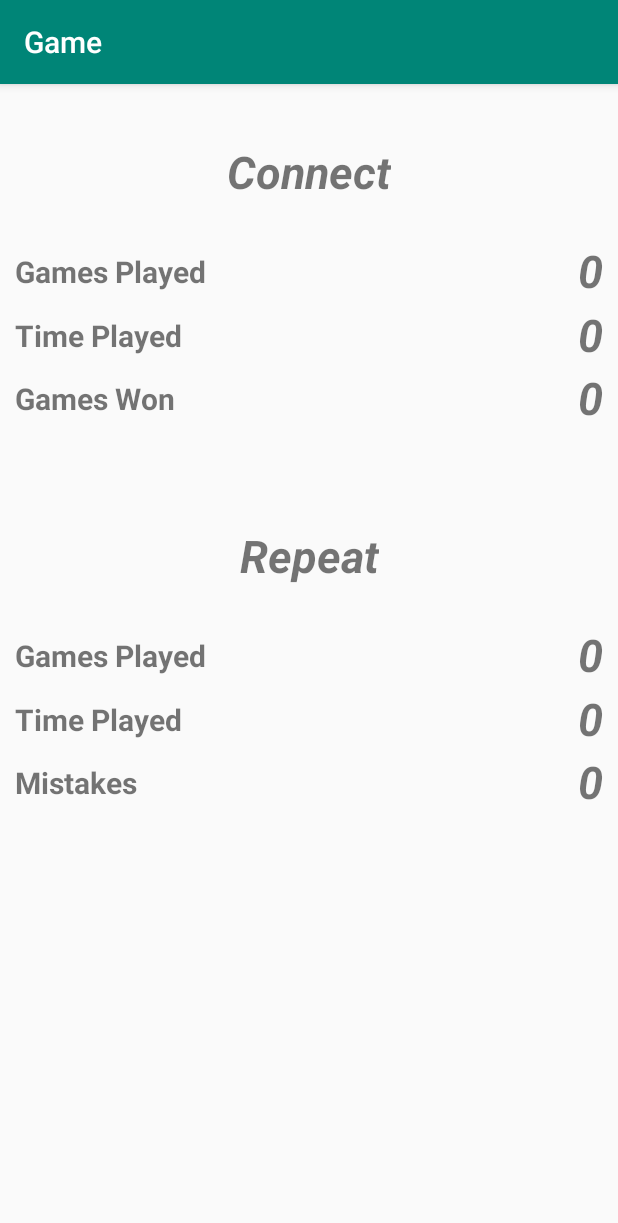
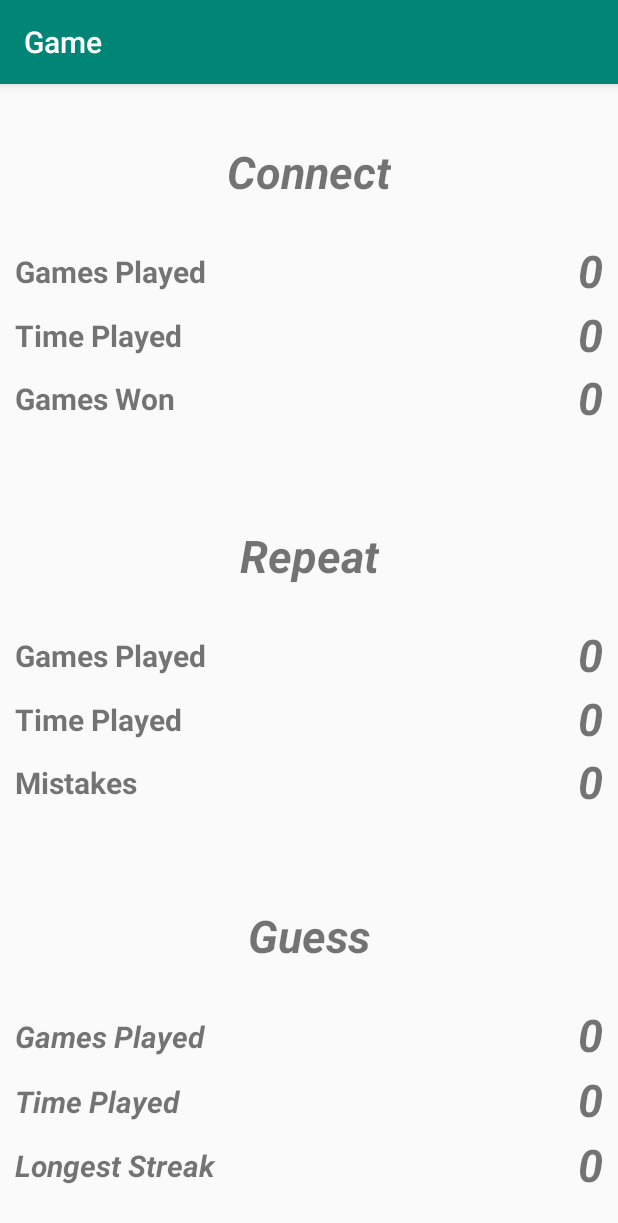
Before and after one commit to AdiThakur/phase, an Android app: the StatsActivity screen opened directly, with no data from a screen before it, on a phone screen of 412 x 824 dp. Shown: the top 1223 px of the screen. Run offline under Robolectric (Android 15) with nearby library versions, the phone set to English and light mode, and no system bars; 9 statements that could not run were skipped.

Commit message:
"Finished stats activity and corresponding layout file to display current user's relevant stats for each game."

```diff
--- a/phase1/Game/app/src/main/java/com/example/game/StatsActivity.java
+++ b/phase1/Game/app/src/main/java/com/example/game/StatsActivity.java
@@ -25,7 +25,7 @@ public class StatsActivity extends AppCompatActivity {
         TextView connectGamesWon = findViewById(R.id.connectGamesWon);
         connectGamesWon.setText(user.connectStats.getGamesWon() + "");
 
-        // Match Stats
+        // Repeat Stats
         TextView repeatGamesPlayed = findViewById(R.id.repeatGamesPlayed);
         repeatGamesPlayed.setText(user.matchStats.getGamesPlayed()+ "");
         TextView repeatTimePlayed = findViewById(R.id.repeatTimePlayed);
@@ -33,5 +33,13 @@ public class StatsActivity extends AppCompatActivity {
         TextView repeatMistakes = findViewById(R.id.repeatMistakes);
         repeatMistakes.setText(user.matchStats.getTotalMistakes() + "");
 
+        // Guess Stats
+        TextView guessGamesPlayed = findViewById(R.id.guessGamesPlayed);
+        guessGamesPlayed.setText(user.guessStats.getGamesPlayed()+ "");
+        TextView guessTimePlayed = findViewById(R.id.guessTimePlayed);
+        guessTimePlayed.setText(user.guessStats.getTimePlayed() + "");
+        TextView guessLongestStreak = findViewById(R.id.guessLongestStreak);
+        guessLongestStreak.setText(user.guessStats.getLongestStreak() + "");
+
     }
 }
--- a/phase1/Game/app/src/main/res/layout/activity_stats.xml
+++ b/phase1/Game/app/src/main/res/layout/activity_stats.xml
@@ -1,268 +1,127 @@
-<?xml version="1.0" encoding="utf-8"?>
-<androidx.constraintlayout.widget.ConstraintLayout xmlns:android="http://schemas.android.com/apk/res/android"
-    xmlns:app="http://schemas.android.com/apk/res-auto"
-    xmlns:tools="http://schemas.android.com/tools"
-    android:layout_width="match_parent"
-    android:layout_height="match_parent"
-    tools:context=".StatsActivity">
+<?xml version="1.0" encoding="UTF-8"?>
 
-    <LinearLayout
-        android:layout_width="match_parent"
-        android:layout_height="match_parent"
-        android:orientation="vertical"
-        android:weightSum="3"
-        app:layout_constraintBottom_toBottomOf="parent"
-        app:layout_constraintEnd_toEndOf="parent"
-        app:layout_constraintStart_toStartOf="parent"
-        app:layout_constraintTop_toTopOf="parent">
+    <androidx.constraintlayout.widget.ConstraintLayout tools:context=".StatsActivity" android:layout_height="match_parent" android:layout_width="match_parent" xmlns:tools="http://schemas.android.com/tools" xmlns:app="http://schemas.android.com/apk/res-auto" xmlns:android="http://schemas.android.com/apk/res/android">
 
-        <androidx.constraintlayout.widget.ConstraintLayout
-            android:id="@+id/connectLayout"
-            android:layout_width="match_parent"
-            android:layout_height="match_parent"
-            android:layout_weight="1">
 
-            <TextView
-                android:id="@+id/connectTitle"
-                android:layout_width="wrap_content"
-                android:layout_height="wrap_content"
-                android:layout_marginTop="40dp"
-                android:layout_marginBottom="180dp"
-                android:text="@string/connect"
-                android:textSize="30sp"
-                android:textStyle="bold|italic"
-                app:layout_constraintBottom_toBottomOf="parent"
-                app:layout_constraintEnd_toEndOf="parent"
-                app:layout_constraintStart_toStartOf="parent"
-                app:layout_constraintTop_toTopOf="parent" />
+    -<LinearLayout android:layout_height="match_parent" android:layout_width="match_parent" app:layout_constraintTop_toTopOf="parent" app:layout_constraintStart_toStartOf="parent" app:layout_constraintEnd_toEndOf="parent" app:layout_constraintBottom_toBottomOf="parent" android:weightSum="3" android:orientation="vertical">
 
-            <LinearLayout
-                android:layout_width="0dp"
-                android:layout_height="0dp"
-                android:layout_marginStart="10dp"
-                android:layout_marginTop="25dp"
-                android:layout_marginEnd="10dp"
-                android:layout_marginBottom="25dp"
-                android:orientation="vertical"
-                android:weightSum="3"
-                app:layout_constraintBottom_toBottomOf="parent"
-                app:layout_constraintEnd_toEndOf="parent"
-                app:layout_constraintStart_toStartOf="parent"
-                app:layout_constraintTop_toBottomOf="@+id/connectTitle">
 
-                <LinearLayout
-                    android:layout_width="match_parent"
-                    android:layout_height="match_parent"
-                    android:layout_weight="1"
-                    android:orientation="horizontal"
-                    android:weightSum="2">
+    -<androidx.constraintlayout.widget.ConstraintLayout android:layout_height="match_parent" android:layout_width="match_parent" android:layout_weight="1" android:id="@+id/connectLayout">
 
-                    <TextView
-                        android:id="@+id/textView9"
-                        android:layout_width="0dp"
-                        android:layout_height="match_parent"
-                        android:layout_gravity="center"
-                        android:layout_weight="1"
-                        android:gravity="center_vertical"
-                        android:text="Games Played"
-                        android:textSize="20sp"
-                        android:textStyle="bold" />
+    <TextView android:layout_height="wrap_content" android:layout_width="wrap_content" app:layout_constraintTop_toTopOf="parent" app:layout_constraintStart_toStartOf="parent" app:layout_constraintEnd_toEndOf="parent" app:layout_constraintBottom_toBottomOf="parent" android:id="@+id/connectTitle" android:textStyle="bold|italic" android:textSize="30sp" android:text="@string/connect" android:layout_marginBottom="180dp" android:layout_marginTop="40dp"/>
 
-                    <TextView
-                        android:id="@+id/connectGamesPlayed"
-                        android:layout_width="0dp"
-                        android:layout_height="match_parent"
-                        android:layout_weight="1"
-                        android:text="0"
-                        android:textAlignment="textEnd"
-                        android:textSize="30sp"
-                        android:textStyle="bold|italic" />
-                </LinearLayout>
 
-                <LinearLayout
-                    android:layout_width="match_parent"
-                    android:layout_height="match_parent"
-                    android:layout_weight="1"
-                    android:orientation="horizontal"
-                    android:weightSum="2">
+    -<LinearLayout android:layout_height="0dp" android:layout_width="0dp" app:layout_constraintStart_toStartOf="parent" app:layout_constraintEnd_toEndOf="parent" app:layout_constraintBottom_toBottomOf="parent" android:weightSum="3" android:orientation="vertical" android:layout_marginBottom="25dp" android:layout_marginTop="25dp" app:layout_constraintTop_toBottomOf="@+id/connectTitle" android:layout_marginEnd="10dp" android:layout_marginStart="10dp">
 
-                    <TextView
-                        android:id="@+id/textView11"
-                        android:layout_width="0dp"
-                        android:layout_height="match_parent"
-                        android:layout_weight="1"
-                        android:gravity="center_vertical"
-                        android:text="Time Played"
-                        android:textSize="20sp"
-                        android:textStyle="bold" />
 
-                    <TextView
-                        android:id="@+id/connectTimePlayed"
-                        android:layout_width="0dp"
-                        android:layout_height="match_parent"
-                        android:layout_weight="1"
-                        android:text="0"
-                        android:textAlignment="textEnd"
-                        android:textSize="30sp"
-                        android:textStyle="bold|italic" />
+    -<LinearLayout android:layout_height="match_parent" android:layout_width="match_parent" android:weightSum="2" android:orientation="horizontal" android:layout_weight="1">
 
-                </LinearLayout>
+    <TextView android:layout_height="match_parent" android:layout_width="0dp" android:layout_weight="1" android:id="@+id/textView9" android:textStyle="bold" android:textSize="20sp" android:text="Games Played" android:gravity="center_vertical" android:layout_gravity="center"/>
 
-                <LinearLayout
-                    android:id="@+id/connectGamesPlayedTitle"
-                    android:layout_width="match_parent"
-                    android:layout_height="match_parent"
-                    android:layout_weight="1"
-                    android:orientation="horizontal"
-                    android:weightSum="2">
+    <TextView android:layout_height="match_parent" android:layout_width="0dp" android:layout_weight="1" android:id="@+id/connectGamesPlayed" android:textStyle="bold|italic" android:textSize="30sp" android:text="0" android:textAlignment="textEnd"/>
 
-                    <TextView
-                        android:id="@+id/textView13"
-                        android:layout_width="0dp"
-                        android:layout_height="match_parent"
-                        android:layout_weight="1"
-                        android:gravity="center_vertical"
-                        android:text="Games Won"
-                        android:textSize="20sp"
-                        android:textStyle="bold" />
+</LinearLayout>
 
-                    <TextView
-                        android:id="@+id/connectGamesWon"
-                        android:layout_width="0dp"
-                        android:layout_height="match_parent"
-                        android:layout_weight="1"
-                        android:text="0"
-                        android:textAlignment="textEnd"
-                        android:textSize="30sp"
-                        android:textStyle="bold|italic" />
-                </LinearLayout>
-            </LinearLayout>
-        </androidx.constraintlayout.widget.ConstraintLayout>
 
-        <androidx.constraintlayout.widget.ConstraintLayout
-            android:id="@+id/matchLayout"
-            android:layout_width="match_parent"
-            android:layout_height="match_parent"
-            android:layout_weight="1">
+    -<LinearLayout android:layout_height="match_parent" android:layout_width="match_parent" android:weightSum="2" android:orientation="horizontal" android:layout_weight="1">
 
-            <TextView
-                android:id="@+id/repeatTitle"
-                android:layout_width="wrap_content"
-                android:layout_height="wrap_content"
-                android:layout_marginTop="40dp"
-                android:layout_marginBottom="180dp"
-                android:text="Repeat"
-                android:textSize="30sp"
-                android:textStyle="bold|italic"
-                app:layout_constraintBottom_toBottomOf="parent"
-                app:layout_constraintEnd_toEndOf="parent"
-                app:layout_constraintStart_toStartOf="parent"
-                app:layout_constraintTop_toTopOf="parent" />
+    <TextView android:layout_height="match_parent" android:layout_width="0dp" android:layout_weight="1" android:id="@+id/textView11" android:textStyle="bold" android:textSize="20sp" android:text="Time Played" android:gravity="center_vertical"/>
 
-            <LinearLayout
-                android:layout_width="0dp"
-                android:layout_height="0dp"
-                android:layout_marginStart="10dp"
-                android:layout_marginTop="25dp"
-                android:layout_marginEnd="10dp"
-                android:layout_marginBottom="25dp"
-                android:orientation="vertical"
-                android:weightSum="3"
-                app:layout_constraintBottom_toBottomOf="parent"
-                app:layout_constraintEnd_toEndOf="parent"
-                app:layout_constraintStart_toStartOf="parent"
-                app:layout_constraintTop_toBottomOf="@+id/repeatTitle">
+    <TextView android:layout_height="match_parent" android:layout_width="0dp" android:layout_weight="1" android:id="@+id/connectTimePlayed" android:textStyle="bold|italic" android:textSize="30sp" android:text="0" android:textAlignment="textEnd"/>
 
-                <LinearLayout
-                    android:layout_width="match_parent"
-                    android:layout_height="match_parent"
-                    android:layout_weight="1"
-                    android:orientation="horizontal">
+</LinearLayout>
 
-                    <TextView
-                        android:id="@+id/textView15"
-                        android:layout_width="0dp"
-                        android:layout_height="match_parent"
-                        android:layout_weight="1"
-                        android:gravity="center_vertical"
-                        android:text="Games Played"
-                        android:textSize="20sp"
-                        android:textStyle="bold" />
 
-                    <TextView
-                        android:id="@+id/repeatGamesPlayed"
-                        android:layout_width="0dp"
-                        android:layout_height="match_parent"
-                        android:layout_weight="1"
-                        android:text="0"
-                        android:textAlignment="textEnd"
-                        android:textSize="30sp"
-                        android:textStyle="bold|italic" />
-                </LinearLayout>
+    -<LinearLayout android:layout_height="match_parent" android:layout_width="match_parent" android:weightSum="2" android:orientation="horizontal" android:layout_weight="1" android:id="@+id/connectGamesPlayedTitle">
 
-                <LinearLayout
-                    android:layout_width="match_parent"
-                    android:layout_height="match_parent"
-                    android:layout_weight="1"
-                    android:orientation="horizontal">
+    <TextView android:layout_height="match_parent" android:layout_width="0dp" android:layout_weight="1" android:id="@+id/textView13" android:textStyle="bold" android:textSize="20sp" android:text="Games Won" android:gravity="center_vertical"/>
 
-                    <TextView
-                        android:id="@+id/textView17"
-                        android:layout_width="0dp"
-                        android:layout_height="match_parent"
-                        android:layout_weight="1"
-                        android:gravity="center_vertical"
-                        android:text="Time Played"
-                        android:textSize="20sp"
-                        android:textStyle="bold" />
+    <TextView android:layout_height="match_parent" android:layout_width="0dp" android:layout_weight="1" android:id="@+id/connectGamesWon" android:textStyle="bold|italic" android:textSize="30sp" android:text="0" android:textAlignment="textEnd"/>
 
-                    <TextView
-                        android:id="@+id/repeatTimePlayed"
-                        android:layout_width="0dp"
-                        android:layout_height="match_parent"
-                        android:layout_weight="1"
-                        android:text="0"
-                        android:textAlignment="textEnd"
-                        android:textSize="30sp"
-                        android:textStyle="bold|italic" />
-                </LinearLayout>
+</LinearLayout>
 
-                <LinearLayout
-                    android:layout_width="match_parent"
-                    android:layout_height="match_parent"
-                    android:layout_weight="1"
-                    android:orientation="horizontal">
+</LinearLayout>
 
-                    <TextView
-                        android:id="@+id/textView19"
-                        android:layout_width="0dp"
-                        android:layout_height="match_parent"
-                        android:layout_weight="1"
-                        android:gravity="center_vertical"
-                        android:text="Mistakes"
-                        android:textSize="20sp"
-                        android:textStyle="bold" />
+</androidx.constraintlayout.widget.ConstraintLayout>
 
-                    <TextView
-                        android:id="@+id/repeatMistakes"
-                        android:layout_width="0dp"
-                        android:layout_height="match_parent"
-                        android:layout_weight="1"
-                        android:text="0"
-                        android:textAlignment="textEnd"
-                        android:textSize="30sp"
-                        android:textStyle="bold|italic" />
-                </LinearLayout>
-            </LinearLayout>
 
-        </androidx.constraintlayout.widget.ConstraintLayout>
+    -<androidx.constraintlayout.widget.ConstraintLayout android:layout_height="match_parent" android:layout_width="match_parent" android:layout_weight="1" android:id="@+id/matchLayout">
 
-        <androidx.constraintlayout.widget.ConstraintLayout
-            android:id="@+id/guessLayout"
-            android:layout_width="match_parent"
-            android:layout_height="match_parent"
-            android:layout_weight="1">
+    <TextView android:layout_height="wrap_content" android:layout_width="wrap_content" app:layout_constraintTop_toTopOf="parent" app:layout_constraintStart_toStartOf="parent" app:layout_constraintEnd_toEndOf="parent" app:layout_constraintBottom_toBottomOf="parent" android:id="@+id/repeatTitle" android:textStyle="bold|italic" android:textSize="30sp" android:text="Repeat" android:layout_marginBottom="180dp" android:layout_marginTop="40dp"/>
 
-        </androidx.constraintlayout.widget.ConstraintLayout>
-    </LinearLayout>
+
+    -<LinearLayout android:layout_height="0dp" android:layout_width="0dp" app:layout_constraintStart_toStartOf="parent" app:layout_constraintEnd_toEndOf="parent" app:layout_constraintBottom_toBottomOf="parent" android:weightSum="3" android:orientation="vertical" android:id="@+id/matchLayoutLinear" android:layout_marginBottom="25dp" android:layout_marginTop="25dp" app:layout_constraintTop_toBottomOf="@+id/repeatTitle" android:layout_marginEnd="10dp" android:layout_marginStart="10dp">
+
+
+    -<LinearLayout android:layout_height="match_parent" android:layout_width="match_parent" android:orientation="horizontal" android:layout_weight="1">
+
+    <TextView android:layout_height="match_parent" android:layout_width="0dp" android:layout_weight="1" android:id="@+id/textView15" android:textStyle="bold" android:textSize="20sp" android:text="Games Played" android:gravity="center_vertical"/>
+
+    <TextView android:layout_height="match_parent" android:layout_width="0dp" android:layout_weight="1" android:id="@+id/repeatGamesPlayed" android:textStyle="bold|italic" android:textSize="30sp" android:text="0" android:textAlignment="textEnd"/>
+
+</LinearLayout>
+
+
+    -<LinearLayout android:layout_height="match_parent" android:layout_width="match_parent" android:orientation="horizontal" android:layout_weight="1">
+
+    <TextView android:layout_height="match_parent" android:layout_width="0dp" android:layout_weight="1" android:id="@+id/textView17" android:textStyle="bold" android:textSize="20sp" android:text="Time Played" android:gravity="center_vertical"/>
+
+    <TextView android:layout_height="match_parent" android:layout_width="0dp" android:layout_weight="1" android:id="@+id/repeatTimePlayed" android:textStyle="bold|italic" android:textSize="30sp" android:text="0" android:textAlignment="textEnd"/>
+
+</LinearLayout>
+
+
+    -<LinearLayout android:layout_height="match_parent" android:layout_width="match_parent" android:orientation="horizontal" android:layout_weight="1">
+
+    <TextView android:layout_height="match_parent" android:layout_width="0dp" android:layout_weight="1" android:id="@+id/textView19" android:textStyle="bold" android:textSize="20sp" android:text="Mistakes" android:gravity="center_vertical"/>
+
+    <TextView android:layout_height="match_parent" android:layout_width="0dp" android:layout_weight="1" android:id="@+id/repeatMistakes" android:textStyle="bold|italic" android:textSize="30sp" android:text="0" android:textAlignment="textEnd"/>
+
+</LinearLayout>
+
+</LinearLayout>
+
 </androidx.constraintlayout.widget.ConstraintLayout>
+
+
+    -<androidx.constraintlayout.widget.ConstraintLayout android:layout_height="match_parent" android:layout_width="match_parent" android:layout_weight="1" android:id="@+id/guessLayout">
+
+    <TextView android:layout_height="wrap_content" android:layout_width="wrap_content" app:layout_constraintTop_toTopOf="parent" app:layout_constraintStart_toStartOf="parent" app:layout_constraintEnd_toEndOf="parent" app:layout_constraintBottom_toBottomOf="parent" android:id="@+id/guessTitle" android:textStyle="bold|italic" android:textSize="30sp" android:text="@string/Guess" android:layout_marginBottom="185dp" android:layout_marginTop="40dp" android:layout_marginEnd="176dp" android:layout_marginStart="176dp"/>
+
+
+    -<LinearLayout android:layout_height="0dp" android:layout_width="0dp" app:layout_constraintStart_toStartOf="parent" app:layout_constraintEnd_toEndOf="parent" app:layout_constraintBottom_toBottomOf="parent" android:weightSum="3" android:orientation="vertical" android:layout_marginBottom="25dp" android:layout_marginTop="25dp" app:layout_constraintTop_toBottomOf="@+id/guessTitle" android:layout_marginEnd="10dp" android:layout_marginStart="10dp">
+
+
+    -<LinearLayout android:layout_height="match_parent" android:layout_width="match_parent" android:weightSum="2" android:orientation="horizontal" android:layout_weight="1">
+
+    <TextView android:layout_height="match_parent" android:layout_width="0dp" android:layout_weight="1" android:id="@+id/textView3" android:textStyle="bold|italic" android:textSize="20sp" android:text="Games Played" android:gravity="center_vertical"/>
+
+    <TextView android:layout_height="wrap_content" android:layout_width="0dp" android:layout_weight="1" android:id="@+id/guessGamesPlayed" android:textStyle="bold|italic" android:textSize="30sp" android:text="0" android:gravity="end" android:textAlignment="textEnd"/>
+
+</LinearLayout>
+
+
+    -<LinearLayout android:layout_height="match_parent" android:layout_width="match_parent" android:weightSum="2" android:orientation="horizontal" android:layout_weight="1">
+
+    <TextView android:layout_height="match_parent" android:layout_width="0dp" android:layout_weight="1" android:id="@+id/textView8" android:textStyle="bold|italic" android:textSize="20sp" android:text="Time Played" android:gravity="center_vertical"/>
+
+    <TextView android:layout_height="wrap_content" android:layout_width="0dp" android:layout_weight="1" android:id="@+id/guessTimePlayed" android:textStyle="bold|italic" android:textSize="30sp" android:text="0" android:gravity="end" android:textAlignment="textEnd"/>
+
+</LinearLayout>
+
+
+    -<LinearLayout android:layout_height="match_parent" android:layout_width="match_parent" android:weightSum="2" android:orientation="horizontal" android:layout_weight="1">
+
+    <TextView android:layout_height="match_parent" android:layout_width="0dp" android:layout_weight="1" android:id="@+id/textView12" android:textStyle="bold|italic" android:textSize="20sp" android:text="Longest Streak" android:gravity="center_vertical"/>
+
+    <TextView android:layout_height="wrap_content" android:layout_width="0dp" android:layout_weight="1" android:id="@+id/guessLongestStreak" android:textStyle="bold|italic" android:textSize="30sp" android:text="0" android:gravity="end" android:textAlignment="textEnd"/>
+
+</LinearLayout>
+
+</LinearLayout>
+
+</androidx.constraintlayout.widget.ConstraintLayout>
+
+</LinearLayout>
+
+</androidx.constraintlayout.widget.ConstraintLayout>
```
